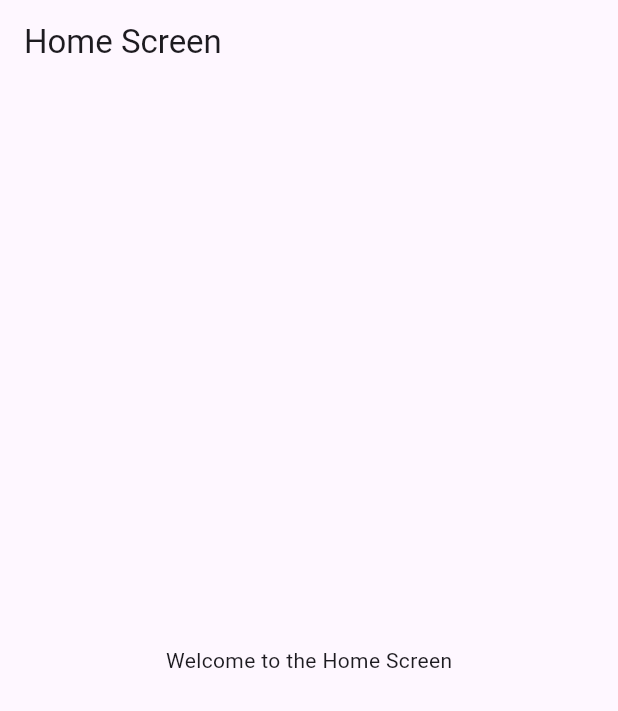
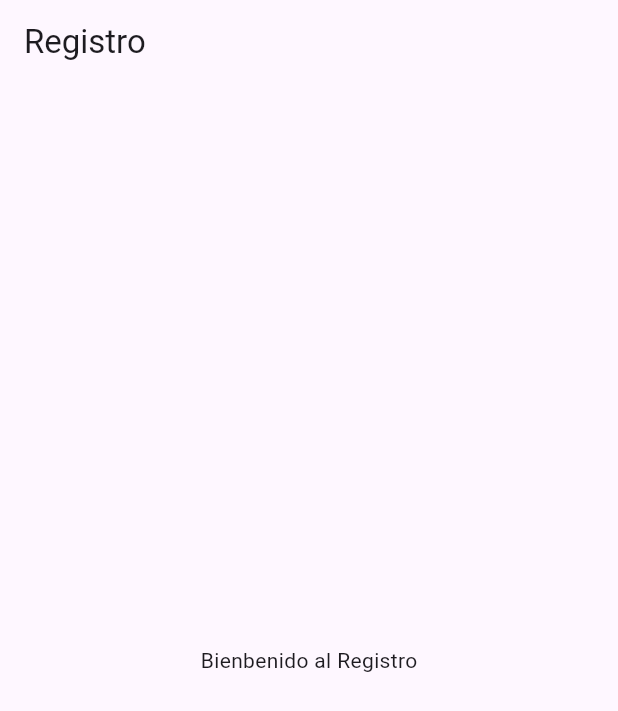
Before and after one commit to kevinjapa/Red-Social---cuda, a Flutter app: the screen it shows after launch, after a tap on "Registro", on a phone screen of 412 x 824 dp. Shown: the top 711 px of the screen. Run offline on Flutter 3.47's test engine with Material 3 defaults, Android fonts, the phone set to English and light mode, and no system bars; generated files the repository leaves out were written again.

Commit message:
Añadir pantalla de registro y actualizar navegación desde la pantalla de inicio de sesión

```diff
--- a/proyectointerciclo/lib/main.dart
+++ b/proyectointerciclo/lib/main.dart
@@ -38,7 +38,7 @@ import 'src/settings/settings_controller.dart';
 import 'src/settings/settings_service.dart';
 import 'screens/home.dart';
 import 'screens/login.dart'; // Asegúrate de que la ruta sea correcta
-
+import 'screens/register.dart';
 void main() async {
   WidgetsFlutterBinding.ensureInitialized();
 
@@ -64,7 +64,9 @@ class MyApp extends StatelessWidget {
       initialRoute: '/login', // Configura la pantalla de Login como inicial
       routes: {
         '/login': (context) => LoginScreen(),
-        '/home': (context) => Home(), // Ruta para la pantalla principal
+        '/registro': (context) => Registro(),
+        '/home': (context) => Home(),
+        // Ruta para la pantalla principal
       },
     );
   }
--- a/proyectointerciclo/lib/screens/login.dart
+++ b/proyectointerciclo/lib/screens/login.dart
@@ -99,7 +99,7 @@ class _LoginScreenState extends State<LoginScreen> {
             ),
             SizedBox(height: 20.0),
             ElevatedButton(
-              onPressed: () => Navigator.pushReplacementNamed(context, '/home'),
+              onPressed: () => Navigator.pushReplacementNamed(context, '/registro'),
               child: Text("Registro")
             ),
           ],
--- /dev/null
+++ b/proyectointerciclo/lib/screens/register.dart
@@ -0,0 +1,15 @@
+import 'package:flutter/material.dart';
+
+class Registro extends StatelessWidget {
+  @override
+  Widget build(BuildContext context) {
+    return Scaffold(
+      appBar: AppBar(
+        title: Text('Registro'),
+      ),
+      body: Center(
+        child: Text('Bienbenido al Registro'),
+      ),
+    );
+  }
+}
```
